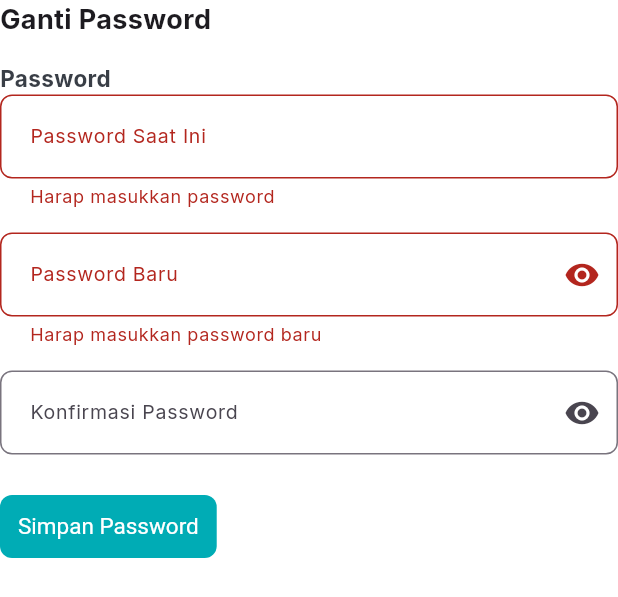
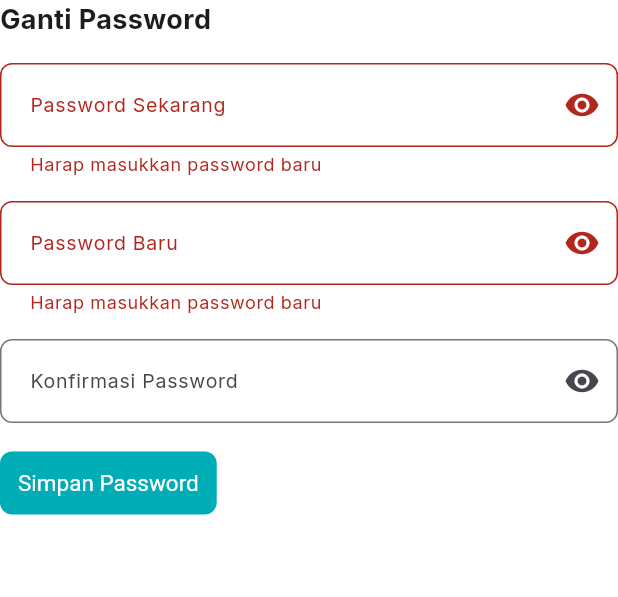
Before and after one commit to hidiyitis/portal-pegawai-app, a Flutter app: the PasswordForm widget shown alone on an empty page, opened directly, after a tap on "Simpan Password", on a phone screen of 412 x 824 dp. Shown: the top 597 px of the screen. Run offline on Flutter 3.47's test engine with Material 3 defaults, Android fonts, the phone set to English and light mode, and no system bars; our stand-ins replace awesome_notifications, bloc, cached_network_image, dio, equatable, file_picker and 6 more; accounts and stored records are empty; network calls fail.

Commit message:
feat: update password, notification

```diff
--- a/lib/data/datasources/auth_remote_data_source.dart
+++ b/lib/data/datasources/auth_remote_data_source.dart
@@ -16,7 +16,6 @@ class AuthRemoteDataSourceImpl implements AuthRemoteDataSource {
       '/auth/login',
       data: {'nip': nip, 'password': password},
     );
-    print(response.statusCode);
     return AuthModel.fromJson(response.data['data']);
   }
 }
--- a/lib/presentation/agenda/bloc/agenda_bloc.dart
+++ b/lib/presentation/agenda/bloc/agenda_bloc.dart
@@ -1,7 +1,6 @@
 import 'package:flutter_bloc/flutter_bloc.dart';
 import 'agenda_event.dart';
 import 'agenda_state.dart';
-import 'package:portal_pegawai_app/data/models/agenda_model.dart';
 import 'package:portal_pegawai_app/domain/repositories/agenda_repository.dart';
 
 class AgendaBloc extends Bloc<AgendaEvent, AgendaState> {
--- a/lib/presentation/profile/bloc/profile_event.dart
+++ b/lib/presentation/profile/bloc/profile_event.dart
@@ -22,12 +22,14 @@ class UpdateProfilePicture extends ProfileEvent {
 class ChangePassword extends ProfileEvent {
   final String currentPassword;
   final String newPassword;
+  final String confirmPassword;
 
   const ChangePassword({
     required this.currentPassword,
     required this.newPassword,
+    required this.confirmPassword,
   });
 
   @override
-  List<Object> get props => [currentPassword, newPassword];
+  List<Object> get props => [currentPassword, newPassword, confirmPassword];
 }
--- a/lib/presentation/profile/widget/password_form_widget.dart
+++ b/lib/presentation/profile/widget/password_form_widget.dart
@@ -2,7 +2,6 @@ import 'package:flutter/material.dart';
 import 'package:flutter_bloc/flutter_bloc.dart';
 import 'package:portal_pegawai_app/core/configs/theme/app_colors.dart';
 import 'package:portal_pegawai_app/core/configs/theme/app_text_size.dart';
-import 'package:portal_pegawai_app/presentation/login/widgets/password_field_widget.dart';
 import 'package:portal_pegawai_app/presentation/profile/bloc/profile_bloc.dart';
 import 'package:portal_pegawai_app/presentation/profile/bloc/profile_event.dart';
 import 'package:portal_pegawai_app/presentation/profile/bloc/profile_state.dart';
@@ -20,6 +19,7 @@ class _PasswordFormState extends State<PasswordForm> {
   final _newPasswordController = TextEditingController();
   final _confirmPasswordController = TextEditingController();
 
+  bool _obscureCurrent = true;
   bool _obscureNewPassword = true;
   bool _obscureConfirmPassword = true;
 
@@ -37,17 +37,42 @@ class _PasswordFormState extends State<PasswordForm> {
       key: _formKey,
       child: Column(
         crossAxisAlignment: CrossAxisAlignment.start,
+        spacing: 16,
         children: [
           const Text(
             'Ganti Password',
             style: TextStyle(fontSize: 18, fontWeight: FontWeight.bold),
           ),
-          const SizedBox(height: 16),
-          PasswordFieldWidget(
+          TextFormField(
             controller: _currentPasswordController,
-            labelText: 'Password Saat Ini',
+            cursorColor: AppColors.primary,
+            obscureText: _obscureCurrent,
+            decoration: InputDecoration(
+              label: Text(
+                'Password Sekarang',
+                style: TextStyle(fontSize: AppTextSize.bodySmall),
+              ),
+              suffixIcon: IconButton(
+                icon: Icon(
+                  _obscureCurrent ? Icons.visibility : Icons.visibility_off,
+                ),
+                onPressed: () {
+                  setState(() {
+                    _obscureCurrent = !_obscureCurrent;
+                  });
+                },
+              ),
+            ),
+            validator: (value) {
+              if (value == null || value.isEmpty) {
+                return 'Harap masukkan password baru';
+              }
+              if (value.length < 8) {
+                return 'Password minimal 8 karakter';
+              }
+              return null;
+            },
           ),
-          const SizedBox(height: 16),
           TextFormField(
             controller: _newPasswordController,
             cursorColor: AppColors.primary,
@@ -78,7 +103,6 @@ class _PasswordFormState extends State<PasswordForm> {
               return null;
             },
           ),
-          const SizedBox(height: 16),
           TextFormField(
             controller: _confirmPasswordController,
             obscureText: _obscureConfirmPassword,
@@ -109,7 +133,6 @@ class _PasswordFormState extends State<PasswordForm> {
               return null;
             },
           ),
-          const SizedBox(height: 24),
           BlocBuilder<ProfileBloc, ProfileState>(
             builder: (context, state) {
               return ElevatedButton(
@@ -130,6 +153,8 @@ class _PasswordFormState extends State<PasswordForm> {
                                 currentPassword:
                                     _currentPasswordController.text,
                                 newPassword: _newPasswordController.text,
+                                confirmPassword:
+                                    _confirmPasswordController.text,
                               ),
                             );
                           }
--- a/pubspec.yaml
+++ b/pubspec.yaml
@@ -45,6 +45,7 @@ dependencies:
   shared_preferences: ^2.5.2
   file_picker: ^8.0.0+1
   url_launcher: ^6.3.1
+  awesome_notifications: ^0.10.1
 
 dev_dependencies:
   flutter_lints: ^5.0.0
```
Also changed, not shown: lib/core/configs/inject_dependency.dart (+21 -6 lines), lib/data/datasources/user_remote_data_source.dart (+68 -0 lines), lib/data/repositories/user_repository_impl.dart (+26 -1 lines), lib/domain/repositories/user_repository.dart (+6 -3 lines), lib/presentation/home/bloc/home_bloc.dart (+28 -5 lines), lib/presentation/profile/bloc/profile_bloc.dart (+17 -12 lines), pubspec.lock, 2 other files.
